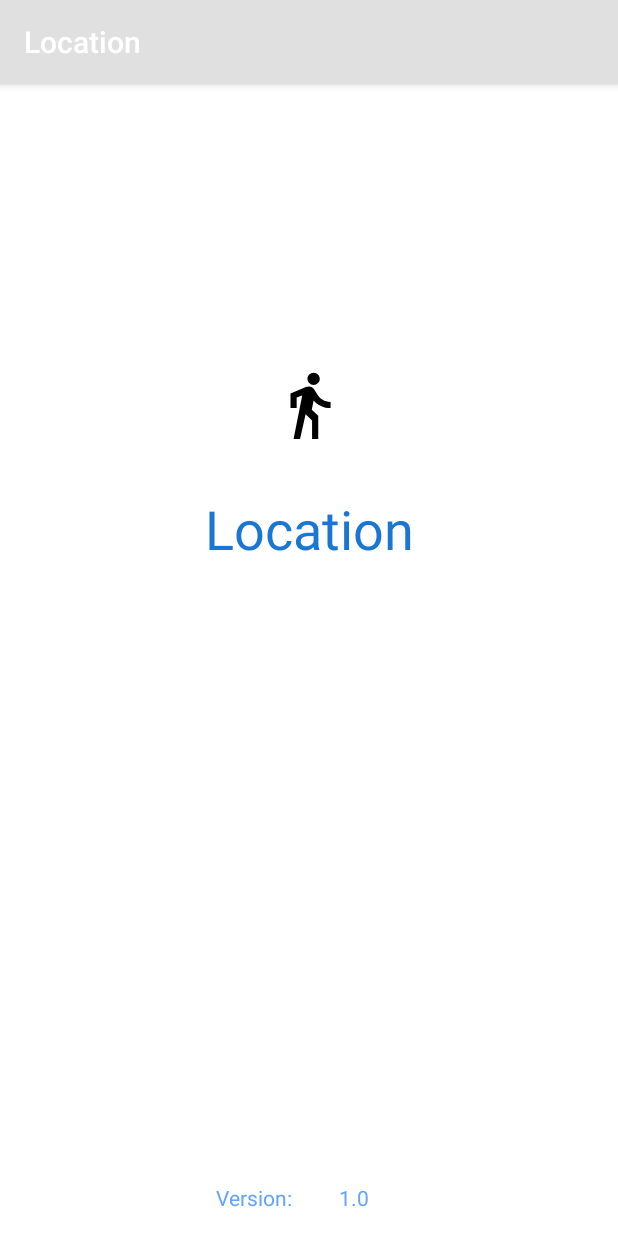
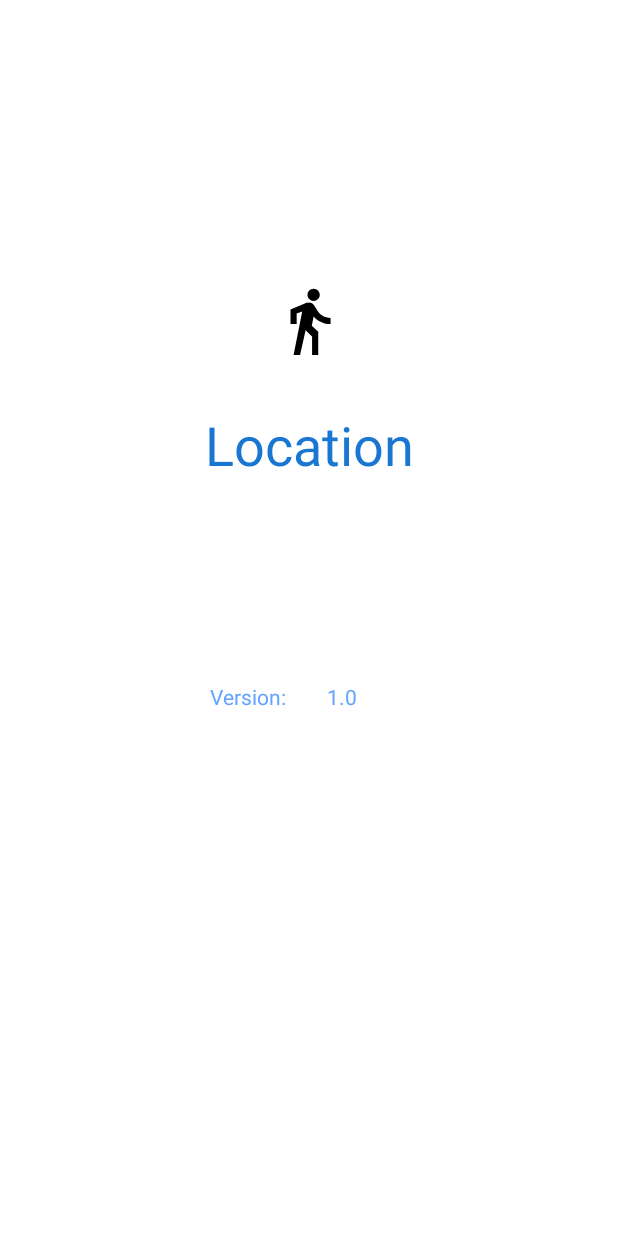
Before and after one commit to PabiMoloi/Location, an Android app: the SplashScreenActivity screen opened directly, with no data from a screen before it, on a phone screen of 412 x 824 dp. Run offline under Robolectric (Android 15) with nearby library versions, the phone set to English and light mode, and no system bars.

Commit message:
Splashscreen layout color change and removal of action bar

```diff
--- a/app/src/main/java/com/example/pmoloi/location/SplashScreenActivity.java
+++ b/app/src/main/java/com/example/pmoloi/location/SplashScreenActivity.java
@@ -1,6 +1,7 @@
 package com.example.pmoloi.location;
 
 import android.content.Intent;
+import android.support.v7.app.ActionBar;
 import android.support.v7.app.AppCompatActivity;
 import android.os.Bundle;
 import android.widget.TextView;
@@ -15,7 +16,8 @@ public class SplashScreenActivity extends AppCompatActivity {
         setContentView(R.layout.activity_splash_screen);
         appVersionCode = findViewById(R.id.textViewSplashScreenVersionCodeLabel);
         appVersionCode.setText(BuildConfig.VERSION_NAME);
-
+        ActionBar actionBar = getSupportActionBar();
+        actionBar.hide();
         Intent homeIntent = new Intent(this, MainActivity.class);
         startActivity(homeIntent);
 
--- a/app/src/main/res/layout/activity_splash_screen.xml
+++ b/app/src/main/res/layout/activity_splash_screen.xml
@@ -5,7 +5,8 @@
     android:layout_width="match_parent"
     android:layout_height="match_parent"
     android:background="@color/primaryLightColor"
-    tools:context="com.example.pmoloi.location.SplashScreenActivity">
+    tools:context="com.example.pmoloi.location.SplashScreenActivity"
+    android:theme="@style/AppThemeNoActionBar">
 
     <TextView
         android:id="@+id/textViewSplashScreenAppName"
@@ -40,24 +41,28 @@
         android:id="@+id/textViewSplashScreenVersionLabel"
         android:layout_width="wrap_content"
         android:layout_height="wrap_content"
-        android:layout_marginBottom="16dp"
-        android:layout_marginStart="144dp"
+        android:layout_marginBottom="224dp"
+        android:layout_marginStart="140dp"
+        android:layout_marginTop="8dp"
         android:text="@string/version"
         android:textColor="@color/secondaryLightColor"
         app:layout_constraintBottom_toBottomOf="parent"
-        app:layout_constraintStart_toStartOf="parent" />
+        app:layout_constraintStart_toStartOf="parent"
+        app:layout_constraintTop_toBottomOf="@+id/textViewSplashScreenAppName" />
 
     <TextView
         android:id="@+id/textViewSplashScreenVersionCodeLabel"
         android:layout_width="wrap_content"
         android:layout_height="wrap_content"
-        android:layout_marginBottom="16dp"
+        android:layout_marginBottom="224dp"
         android:layout_marginEnd="148dp"
         android:layout_marginStart="8dp"
+        android:layout_marginTop="8dp"
         android:textColor="@color/secondaryLightColor"
         app:layout_constraintBottom_toBottomOf="parent"
         app:layout_constraintEnd_toEndOf="parent"
-        app:layout_constraintHorizontal_bias="0.562"
-        app:layout_constraintStart_toEndOf="@+id/textViewSplashScreenVersionLabel" />
+        app:layout_constraintHorizontal_bias="0.428"
+        app:layout_constraintStart_toEndOf="@+id/textViewSplashScreenVersionLabel"
+        app:layout_constraintTop_toBottomOf="@+id/textViewSplashScreenAppName" />
 
 </android.support.constraint.ConstraintLayout>
--- a/app/src/main/res/values/styles.xml
+++ b/app/src/main/res/values/styles.xml
@@ -3,7 +3,7 @@
     <!-- Base application theme. -->
     <style name="AppTheme" parent="Theme.AppCompat.Light.DarkActionBar">
         <!-- Customize your theme here. -->
-        <item name="colorPrimary">@color/primaryColor</item>
+        <item name="colorPrimary">@color/secondaryColor</item>
         <item name="colorPrimaryDark">@color/primaryDarkColor</item>
         <item name="colorAccent">@color/secondaryLightColor</item>
     </style>
```
